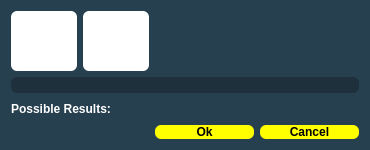
Old version of the form Forms/Gen4/SearchCoinFlips.ui in the repository Admiral-Fish/PokeFinder.
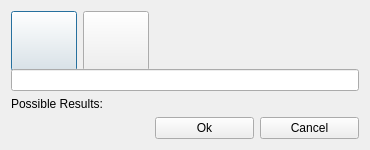
New version of the form. Icons and pictures are not drawn.

Diff of the .ui file:
```diff
--- a/Forms/Gen4/SearchCoinFlips.ui
+++ b/Forms/Gen4/SearchCoinFlips.ui
@@ -31,35 +31,6 @@
   <property name="windowTitle">
    <string>Search Coin Flips</string>
   </property>
-  <property name="styleSheet">
-   <string notr="true">QDialog {
-	background-color: #274050;
-}
-
-QLineEdit {
-	qproperty-alignment: AlignCenter;
-	background-color: #1D303C;
-	border:none;
-	border-radius: 6px;
-	color: white;
-	font-family: &quot;Myriad Pro&quot;, Montserrat;
-	font-weight: 500;
-}
-
-QPushButton {
-	border: none;
-	border-radius: 6px;
-	color: black;
-	font-family: &quot;Myriad Pro&quot;, Montserrat;
-	font-weight: 500;
-}
-
-QLabel {
-	color: white;
-	font-family: &quot;Myriad Pro&quot;, Montserrat;
-	font-weight: 500;
-}</string>
-  </property>
   <layout class="QGridLayout" name="gridLayout">
    <item row="0" column="0">
     <widget class="QPushButton" name="pushButtonHeads">
@@ -75,11 +46,6 @@
        <height>60</height>
       </size>
      </property>
-     <property name="styleSheet">
-      <string notr="true">QPushButton {
-	background-color: white;
-}</string>
-     </property>
      <property name="text">
       <string/>
      </property>
@@ -109,11 +75,6 @@
        <height>60</height>
       </size>
      </property>
-     <property name="styleSheet">
-      <string notr="true">QPushButton {
-	background-color: white;
-}</string>
-     </property>
      <property name="text">
       <string/>
      </property>
@@ -138,11 +99,6 @@
    </item>
    <item row="3" column="2">
     <widget class="QPushButton" name="pushButtonOkay">
-     <property name="styleSheet">
-      <string notr="true">QPushButton {
-	background-color: yellow;
-}</string>
-     </property>
      <property name="text">
       <string>Ok</string>
      </property>
@@ -150,11 +106,6 @@
    </item>
    <item row="3" column="3">
     <widget class="QPushButton" name="pushButtonCancel">
-     <property name="styleSheet">
-      <string notr="true">QPushButton {
-	background-color: yellow;
-}</string>
-     </property>
      <property name="text">
       <string>Cancel</string>
      </property>
```
Left out of the diff: 8 changed lines with no effect on the pictures.
